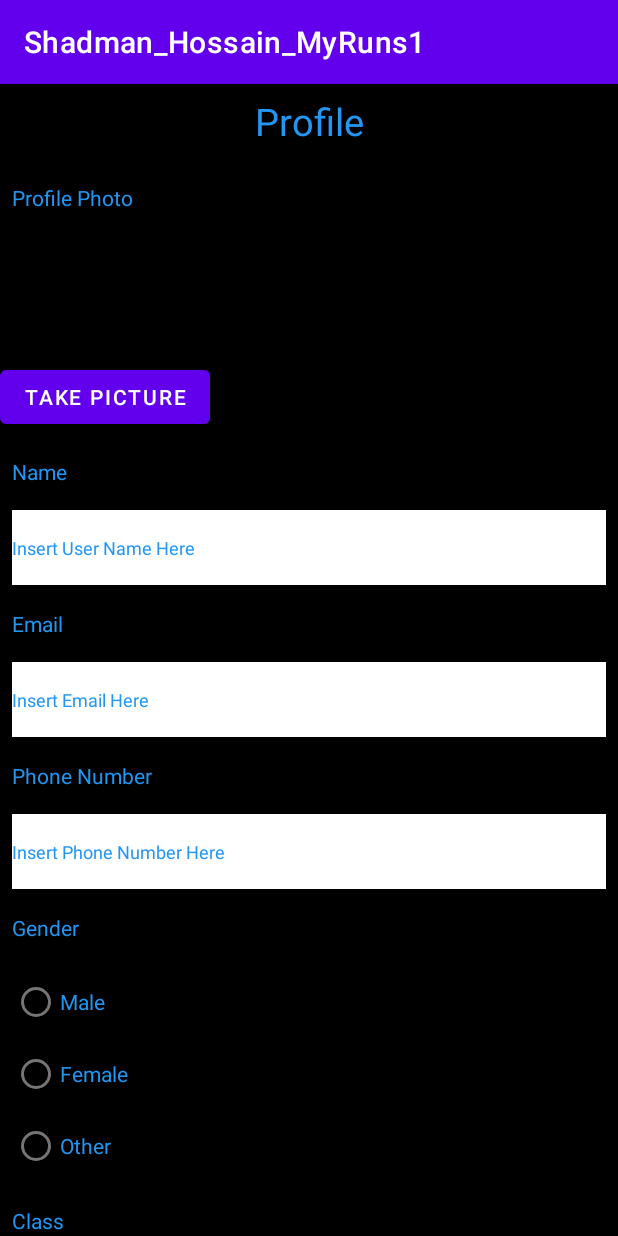
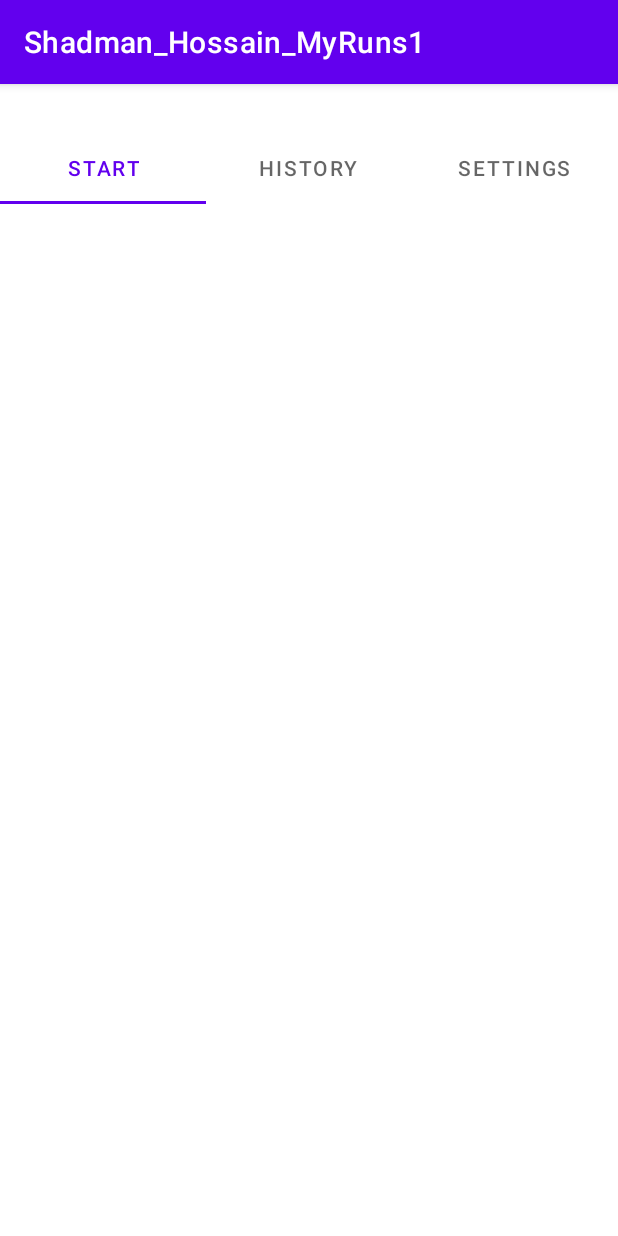
Before and after one commit to shadmanh123/MyRuns-Fitness-App, an Android app: the screen it shows after launch (Profile before the commit, MainActivity after it), on a phone screen of 412 x 824 dp. Run offline under Robolectric (Android 15) with nearby library versions, the phone set to English and light mode, and no system bars.

Commit message:
Created fragments used in the MainActivity.kt

```diff
--- a/app/src/main/java/com/example/shadman_hossain_myruns1/FragmentAdapter.kt
+++ b/app/src/main/java/com/example/shadman_hossain_myruns1/FragmentAdapter.kt
@@ -1,4 +1,16 @@
 package com.example.shadman_hossain_myruns1
 
-class FragmentAdapter {
+import android.app.Activity
+import androidx.fragment.app.Fragment
+import androidx.fragment.app.FragmentActivity
+import androidx.viewpager2.adapter.FragmentStateAdapter
+
+class FragmentAdapter(activity: FragmentActivity, var list: ArrayList<Fragment>):FragmentStateAdapter(activity) {
+    override fun createFragment(position: Int): Fragment {
+        return list[position]
+    }
+
+    override fun getItemCount(): Int {
+        return list.size
+    }
 }
--- /dev/null
+++ b/app/src/main/java/com/example/shadman_hossain_myruns1/HistoryFragment.kt
@@ -0,0 +1,17 @@
+package com.example.shadman_hossain_myruns1
+
+import android.os.Bundle
+import android.view.LayoutInflater
+import android.view.View
+import android.view.ViewGroup
+import androidx.fragment.app.Fragment
+
+class HistoryFragment:Fragment() {
+    override fun onCreateView(
+        inflater: LayoutInflater,
+        container: ViewGroup?,
+        savedInstanceState: Bundle?
+    ): View? {
+        return inflater.inflate(R.layout.history_fragment, container,false)
+    }
+}
--- a/app/src/main/java/com/example/shadman_hossain_myruns1/MainActivity.kt
+++ b/app/src/main/java/com/example/shadman_hossain_myruns1/MainActivity.kt
@@ -15,16 +15,46 @@ import androidx.activity.result.ActivityResultLauncher
 import androidx.activity.result.contract.ActivityResultContracts
 import androidx.appcompat.app.AppCompatActivity
 import androidx.core.content.FileProvider
+import androidx.fragment.app.Fragment
 import androidx.lifecycle.ViewModelProvider
+import androidx.viewpager2.widget.ViewPager2
+import com.google.android.material.tabs.TabLayout
+import com.google.android.material.tabs.TabLayoutMediator
+import com.google.android.material.tabs.TabLayoutMediator.TabConfigurationStrategy
 import java.io.File
 import java.nio.file.Files
 import java.nio.file.StandardCopyOption
 
 class MainActivity : AppCompatActivity() {
+    private lateinit var tabLayout: TabLayout
+    private lateinit var viewPager2: ViewPager2
+    private lateinit var startFragement:Fragment
+    private lateinit var historyFragment: Fragment
+    private lateinit var settingsFragment: Fragment
+    private lateinit var fragments:ArrayList<Fragment>
+    private lateinit var fragmentAdapter: FragmentAdapter
+    private lateinit var tabLayoutMediator: TabLayoutMediator
+    private val fragmentTitles = arrayOf("Start", "History", "Settings")
+    private lateinit var tabConfigurationStrategy:TabConfigurationStrategy
     override fun onCreate(savedInstanceState: Bundle?) {
         super.onCreate(savedInstanceState)
         setContentView(R.layout.main)
-        val intent = Intent(this, Profile::class.java)
-        startActivity(intent)
+//        val intent = Intent(this, Profile::class.java)
+//        startActivity(intent)
+        viewPager2 = findViewById(R.id.viewPager2Container)
+        tabLayout = findViewById(R.id.tabLayout)
+        startFragement = StartFragment()
+        historyFragment = HistoryFragment()
+        settingsFragment = SettingsFragment()
+        fragments = ArrayList()
+        fragments.add(startFragement)
+        fragments.add(historyFragment)
+        fragments.add(settingsFragment)
+        fragmentAdapter = FragmentAdapter(this,fragments)
+        viewPager2.adapter = fragmentAdapter
+        tabConfigurationStrategy = TabConfigurationStrategy{tab, position -> tab.text = fragmentTitles[position]  }
+        tabLayoutMediator = TabLayoutMediator(tabLayout,viewPager2,tabConfigurationStrategy)
+        tabLayoutMediator.attach()
     }
+
 }
--- /dev/null
+++ b/app/src/main/java/com/example/shadman_hossain_myruns1/SettingsFragment.kt
@@ -0,0 +1,17 @@
+package com.example.shadman_hossain_myruns1
+
+import android.os.Bundle
+import android.view.LayoutInflater
+import android.view.View
+import android.view.ViewGroup
+import androidx.fragment.app.Fragment
+
+class SettingsFragment:Fragment() {
+    override fun onCreateView(
+        inflater: LayoutInflater,
+        container: ViewGroup?,
+        savedInstanceState: Bundle?
+    ): View? {
+        return inflater.inflate(R.layout.settings_fragment, container,false)
+    }
+}
--- /dev/null
+++ b/app/src/main/java/com/example/shadman_hossain_myruns1/StartFragment.kt
@@ -0,0 +1,17 @@
+package com.example.shadman_hossain_myruns1
+
+import android.os.Bundle
+import android.view.LayoutInflater
+import android.view.View
+import android.view.ViewGroup
+import androidx.fragment.app.Fragment
+
+class StartFragment:Fragment() {
+    override fun onCreateView(
+        inflater: LayoutInflater,
+        container: ViewGroup?,
+        savedInstanceState: Bundle?
+    ): View? {
+        return inflater.inflate(R.layout.start_fragment, container,false)
+    }
+}
--- /dev/null
+++ b/app/src/main/res/layout/history_fragment.xml
@@ -0,0 +1,6 @@
+<?xml version="1.0" encoding="utf-8"?>
+<androidx.constraintlayout.widget.ConstraintLayout xmlns:android="http://schemas.android.com/apk/res/android"
+    android:layout_width="match_parent"
+    android:layout_height="match_parent">
+
+</androidx.constraintlayout.widget.ConstraintLayout>
--- a/app/src/main/res/layout/main.xml
+++ b/app/src/main/res/layout/main.xml
@@ -19,17 +19,17 @@
         <com.google.android.material.tabs.TabItem
             android:layout_width="wrap_content"
             android:layout_height="wrap_content"
-            android:text="@string/start" />
+            />
 
         <com.google.android.material.tabs.TabItem
             android:layout_width="wrap_content"
             android:layout_height="wrap_content"
-            android:text="@string/history" />
+            />
 
         <com.google.android.material.tabs.TabItem
             android:layout_width="wrap_content"
             android:layout_height="wrap_content"
-            android:text="@string/settings" />
+            />
     </com.google.android.material.tabs.TabLayout>
 
     <androidx.viewpager2.widget.ViewPager2
--- /dev/null
+++ b/app/src/main/res/layout/settings_fragment.xml
@@ -0,0 +1,6 @@
+<?xml version="1.0" encoding="utf-8"?>
+<androidx.constraintlayout.widget.ConstraintLayout xmlns:android="http://schemas.android.com/apk/res/android"
+    android:layout_width="match_parent"
+    android:layout_height="match_parent">
+
+</androidx.constraintlayout.widget.ConstraintLayout>
--- /dev/null
+++ b/app/src/main/res/layout/start_fragment.xml
@@ -0,0 +1,6 @@
+<?xml version="1.0" encoding="utf-8"?>
+<androidx.constraintlayout.widget.ConstraintLayout xmlns:android="http://schemas.android.com/apk/res/android"
+    android:layout_width="match_parent"
+    android:layout_height="match_parent">
+
+</androidx.constraintlayout.widget.ConstraintLayout>
--- a/app/src/main/res/values/strings.xml
+++ b/app/src/main/res/values/strings.xml
@@ -19,7 +19,4 @@
     <string name="gender">Gender</string>
     <string name="class_title">Class</string>
     <string name="insert_class_here">Insert Class Year Here</string>
-    <string name="start">Start</string>
-    <string name="history">History</string>
-    <string name="settings">Settings</string>
 </resources>
```
